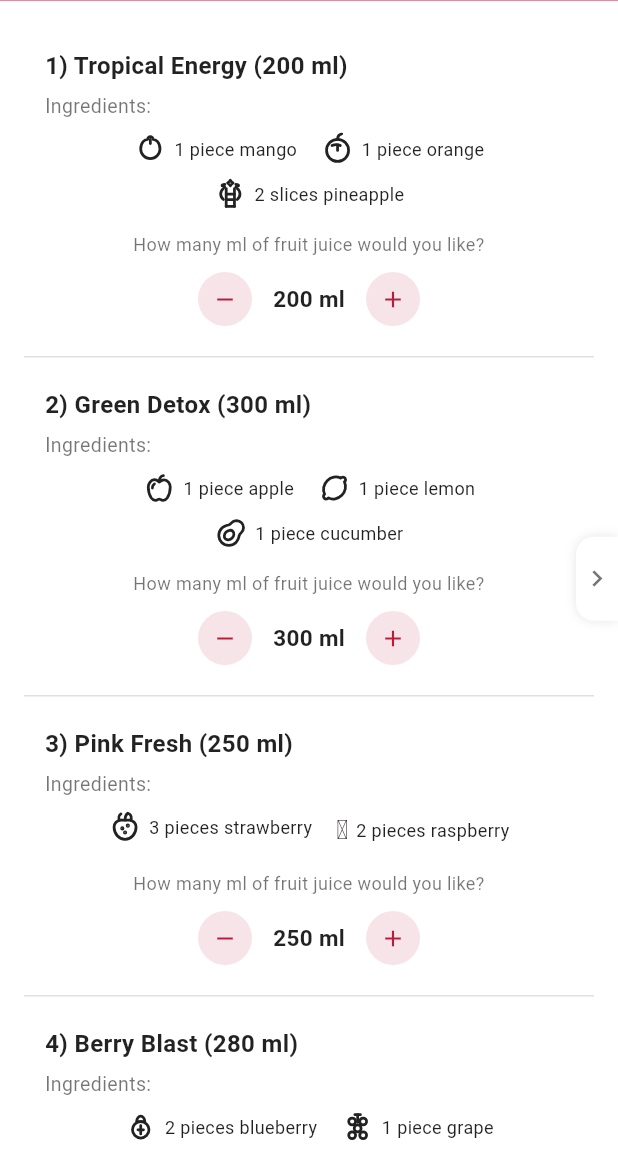
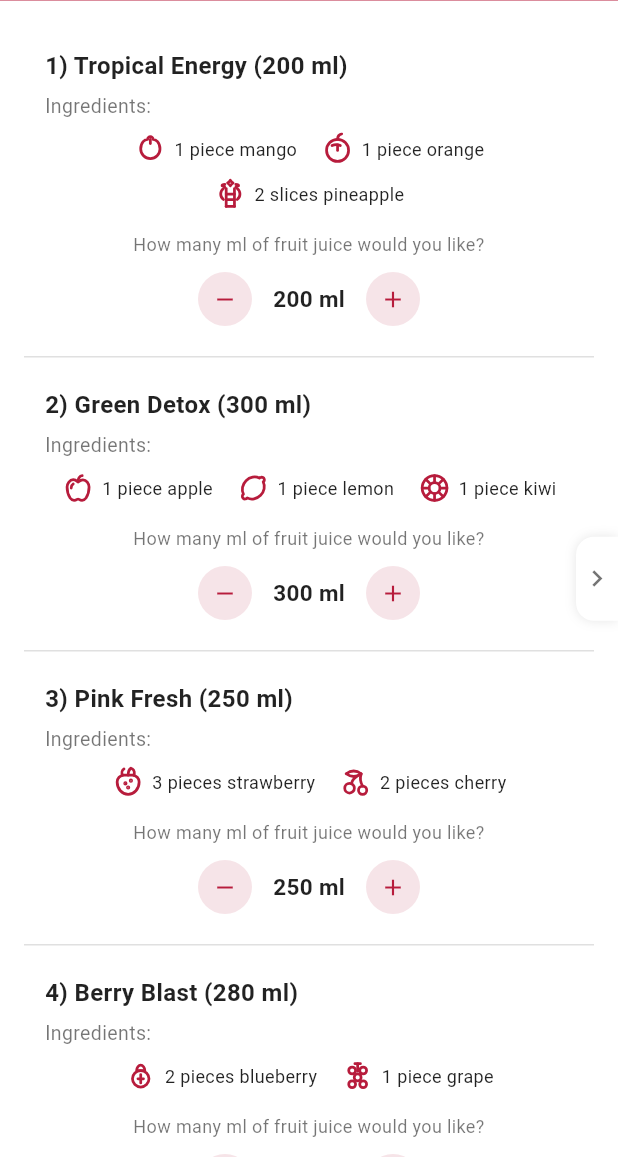
Before and after one commit to ugurcavusoglu/smartjuice-app, a Flutter app: the RecipesTabScreen screen opened directly, on a phone screen of 412 x 824 dp, the part 79-1236 px from its top. Run offline on Flutter 3.47's test engine with Material 3 defaults, Android fonts, the phone set to English and light mode, and no system bars; our stand-ins replace flutter_svg, go_router, shared_preferences; accounts and stored records are empty.

Commit message:
Recipes: SVG icons in kPrimary color, replace non-SVG ingredients with SVG ones
Co-Authored-By: Claude Sonnet 4.6 <noreply@anthropic.com>

```diff
--- a/lib/data/static_recipes.dart
+++ b/lib/data/static_recipes.dart
@@ -23,7 +23,7 @@ List<Recipe> buildStaticRecipes() => [
         ingredients: [
           Ingredient(name: 'Apple', icon: Icons.circle, ml: 100, emoji: '🍎', amount: '1 piece'),
           Ingredient(name: 'Lemon', icon: Icons.circle, ml: 80, emoji: '🍋', amount: '1 piece'),
-          Ingredient(name: 'Cucumber', icon: Icons.circle, ml: 120, emoji: '🥒', amount: '1 piece'),
+          Ingredient(name: 'Kiwi', icon: Icons.circle, ml: 120, emoji: '🥝', amount: '1 piece'),
         ],
       ),
       Recipe(
@@ -33,7 +33,7 @@ List<Recipe> buildStaticRecipes() => [
         isFavourite: true,
         ingredients: [
           Ingredient(name: 'Strawberry', icon: Icons.circle, ml: 150, emoji: '🍓', amount: '3 pieces'),
-          Ingredient(name: 'Raspberry', icon: Icons.circle, ml: 100, emoji: '🫐', amount: '2 pieces'),
+          Ingredient(name: 'Cherry', icon: Icons.circle, ml: 100, emoji: '🍒', amount: '2 pieces'),
         ],
       ),
       Recipe(
@@ -53,9 +53,9 @@ List<Recipe> buildStaticRecipes() => [
         name: 'Sunrise Glow',
         totalMlOverride: 250,
         ingredients: [
-          Ingredient(name: 'Carrot', icon: Icons.circle, ml: 100, emoji: '🥕', amount: '2 pieces'),
-          Ingredient(name: 'Ginger', icon: Icons.circle, ml: 50, emoji: '🫚', amount: '2 slices'),
+          Ingredient(name: 'Peach', icon: Icons.circle, ml: 100, emoji: '🍑', amount: '2 pieces'),
           Ingredient(name: 'Orange', icon: Icons.circle, ml: 100, emoji: '🍊', amount: '1 piece'),
+          Ingredient(name: 'Lemon', icon: Icons.circle, ml: 50, emoji: '🍋', amount: '1 piece'),
         ],
       ),
       Recipe(
@@ -64,7 +64,7 @@ List<Recipe> buildStaticRecipes() => [
         totalMlOverride: 200,
         ingredients: [
           Ingredient(name: 'Apple', icon: Icons.circle, ml: 100, emoji: '🍎', amount: '1 piece'),
-          Ingredient(name: 'Ginger', icon: Icons.circle, ml: 50, emoji: '🫚', amount: '2 slices'),
+          Ingredient(name: 'Pear', icon: Icons.circle, ml: 50, emoji: '🍐', amount: '1 piece'),
           Ingredient(name: 'Lemon', icon: Icons.circle, ml: 50, emoji: '🍋', amount: '1/2 piece'),
         ],
       ),
@@ -94,7 +94,7 @@ List<Recipe> buildStaticRecipes() => [
         totalMlOverride: 200,
         ingredients: [
           Ingredient(name: 'Grape', icon: Icons.circle, ml: 100, emoji: '🍇', amount: '1 piece'),
-          Ingredient(name: 'Berry', icon: Icons.circle, ml: 100, emoji: '🫐', amount: '1 piece'),
+          Ingredient(name: 'Blueberry', icon: Icons.circle, ml: 100, emoji: '🫐', amount: '1 piece'),
           Ingredient(name: 'Apple', icon: Icons.circle, ml: 50, emoji: '🍎', amount: '1/2 piece'),
         ],
       ),
@@ -104,8 +104,8 @@ List<Recipe> buildStaticRecipes() => [
         totalMlOverride: 250,
         ingredients: [
           Ingredient(name: 'Pear', icon: Icons.circle, ml: 100, emoji: '🍐', amount: '1 piece'),
-          Ingredient(name: 'Cucumber', icon: Icons.circle, ml: 100, emoji: '🥒', amount: '1 piece'),
-          Ingredient(name: 'Mint', icon: Icons.circle, ml: 50, emoji: '🌿', amount: '5 pieces'),
+          Ingredient(name: 'Kiwi', icon: Icons.circle, ml: 100, emoji: '🥝', amount: '1 piece'),
+          Ingredient(name: 'Avocado', icon: Icons.circle, ml: 50, emoji: '🥑', amount: '1/2 piece'),
         ],
       ),
       Recipe(
--- a/lib/screens/recipes/recipes_tab_screen.dart
+++ b/lib/screens/recipes/recipes_tab_screen.dart
@@ -307,8 +307,8 @@ class _RecipeCardState extends State<_RecipeCard> {
                         ? SvgPicture.asset(svgPath,
                             width: 22,
                             height: 22,
-                            colorFilter: ColorFilter.mode(
-                                ingColor, BlendMode.srcIn))
+                            colorFilter: const ColorFilter.mode(
+                                kPrimary, BlendMode.srcIn))
                         : Text(ing.emoji.isNotEmpty ? ing.emoji : '🍹',
                             style: const TextStyle(fontSize: 18)),
                     const SizedBox(width: 5),
```
